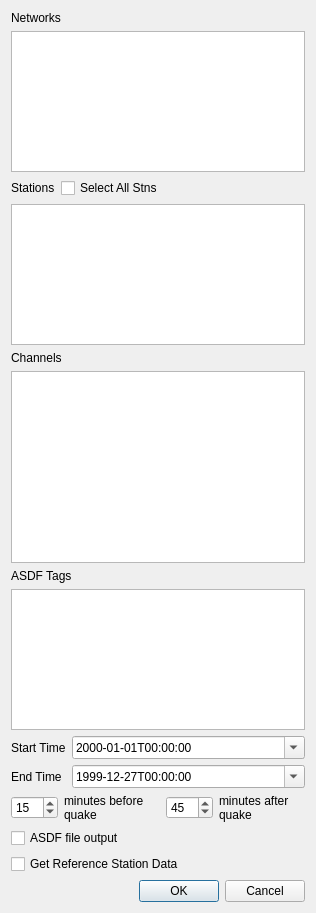
This is selection_dialog.ui in outdoorpet/asdf_sextant as Qt 5 draws it before an edit. The edited form follows.
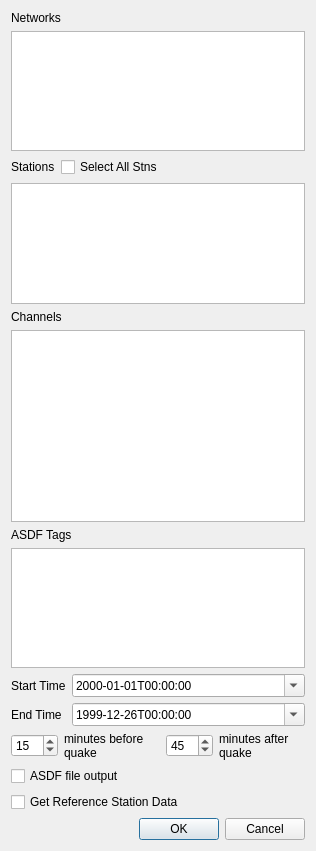
This is the edited form.

Commit message: modified station availabiloity selection dialog to only allow the user to select one chan and tag

Patch:
```diff
--- a/selection_dialog.ui
+++ b/selection_dialog.ui
@@ -7,7 +7,7 @@
     <x>0</x>
     <y>0</y>
     <width>316</width>
-    <height>913</height>
+    <height>851</height>
    </rect>
   </property>
   <property name="windowTitle">
@@ -211,7 +211,7 @@
         <date>
          <year>1999</year>
          <month>12</month>
-         <day>27</day>
+         <day>26</day>
         </date>
        </property>
        <property name="displayFormat">
```
Left out of the diff: 38 changed lines with no effect on the pictures. The commit also changes 1 other file.
